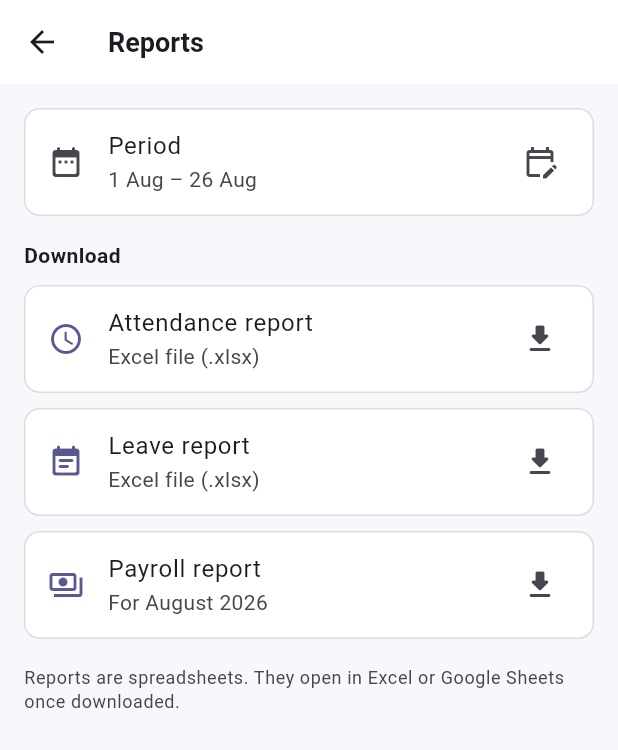
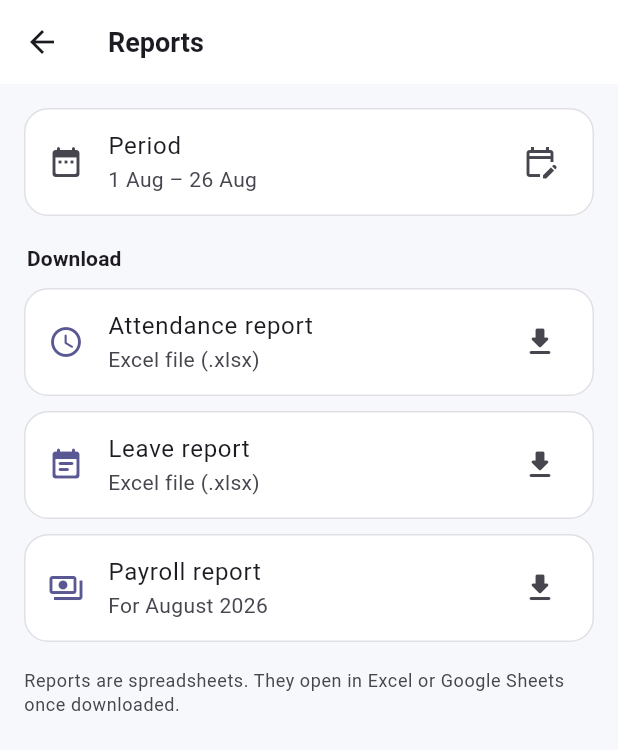
Before and after one commit to Sbt23s/My-EMP-Portal, a Flutter app: the ReportsScreen screen opened directly, on a phone screen of 412 x 824 dp. Shown: the top 750 px of the screen. Run offline on Flutter 3.47's test engine with Material 3 defaults, Android fonts, the phone set to English and light mode, and no system bars; our stand-ins replace cached_network_image, dio, file_picker, flutter_animate, flutter_local_notifications, flutter_riverpod and 7 more; missing offline and left inert: flutter_webrtc, record, stomp_dart_client; accounts and stored records are empty; network calls fail.

Commit message:
Mobile: one card shape, one heading, across every screen
Six screens had moved to the shared kit and nineteen had not, and the two
disagreed: the kit rounds to 16, the theme rounded plain Cards to 10.4. So
the app looked like two apps depending on which screen you were on.

The theme tracked the website's --radius on purpose, and that reasoning held
while the phone was meant to mirror the browser. It follows the reference
design now, and an app that disagrees with itself from screen to screen is a
worse mismatch than one that differs from a browser nobody sees beside it.

Fixing it in the theme restyles all sixty-one plain Cards at once, with no
layout risk: fill, border and shadow now match UI.card() exactly -- a hair
of shadow in light mode where a border alone reads flat, none in dark where
a border reads as a seam.

HR's screens drew their own section heading, spaced and weighted almost but
not quite like the shared one. They defer to it now.

Website untouched.

Co-Authored-By: Claude Opus 5 (1M context) <noreply@anthropic.com>

```diff
--- a/mobile-app/lib/features/hr/hr_screens.dart
+++ b/mobile-app/lib/features/hr/hr_screens.dart
@@ -7,6 +7,7 @@ import 'package:intl/intl.dart';
 import 'package:open_filex/open_filex.dart';
 import 'package:path_provider/path_provider.dart';
 
+import '../../widgets/ui_kit.dart';
 import '../../core/config/app_config.dart';
 import '../../models/leave.dart';
 import '../../providers/app_providers.dart';
@@ -1375,13 +1376,7 @@ class _TeamReportsScreenState extends ConsumerState<TeamReportsScreen> {
           ),
           const SizedBox(height: 16),
           // Download buttons
-          Text(
-            'Download',
-            style: Theme.of(context)
-                .textTheme
-                .titleSmall
-                ?.copyWith(fontWeight: FontWeight.w700, letterSpacing: 0.3),
-          ),
+          const SectionHeader('Download'),
           const SizedBox(height: 10),
           for (final r in _reports)
             Padding(
@@ -1417,21 +1412,14 @@ class _TeamReportsScreenState extends ConsumerState<TeamReportsScreen> {
   }
 }
 
+/// Defers to the shared header, so HR's screens space and weight their
+/// headings the same as every other screen rather than nearly the same.
 class _SectionTitle extends StatelessWidget {
   const _SectionTitle(this.text);
   final String text;
 
   @override
-  Widget build(BuildContext context) => Padding(
-        padding: const EdgeInsets.only(bottom: 10),
-        child: Text(
-          text,
-          style: Theme.of(context)
-              .textTheme
-              .titleSmall
-              ?.copyWith(fontWeight: FontWeight.w700, letterSpacing: 0.3),
-        ),
-      );
+  Widget build(BuildContext context) => SectionHeader(text);
 }
 
 class _Empty extends StatelessWidget {
```
Also changed, not shown: mobile-app/lib/themes/app_theme.dart (+27 -8 lines), mobile-app/lib/widgets/ui_kit.dart (+8 -2 lines).
